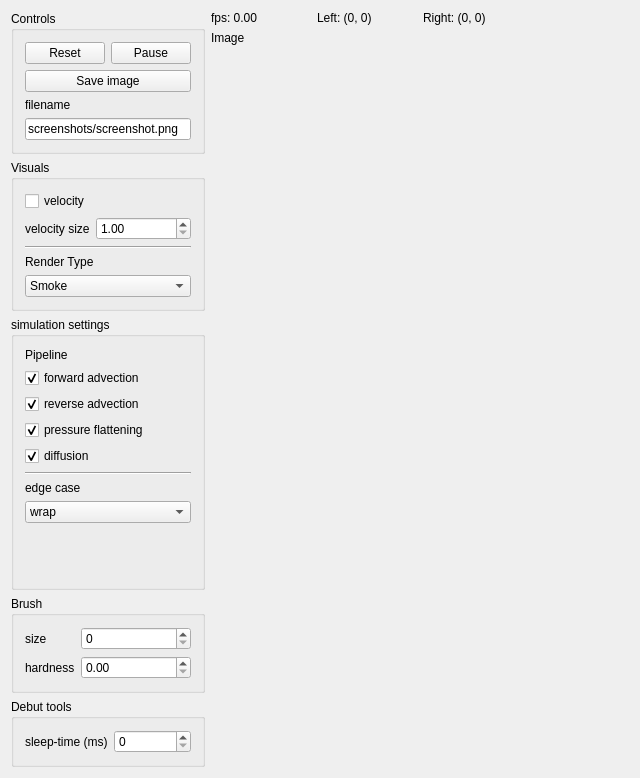
Above: mainwindow.ui from loosstef/grid-based-fluid-simulator before the change. Below: the same form after it.
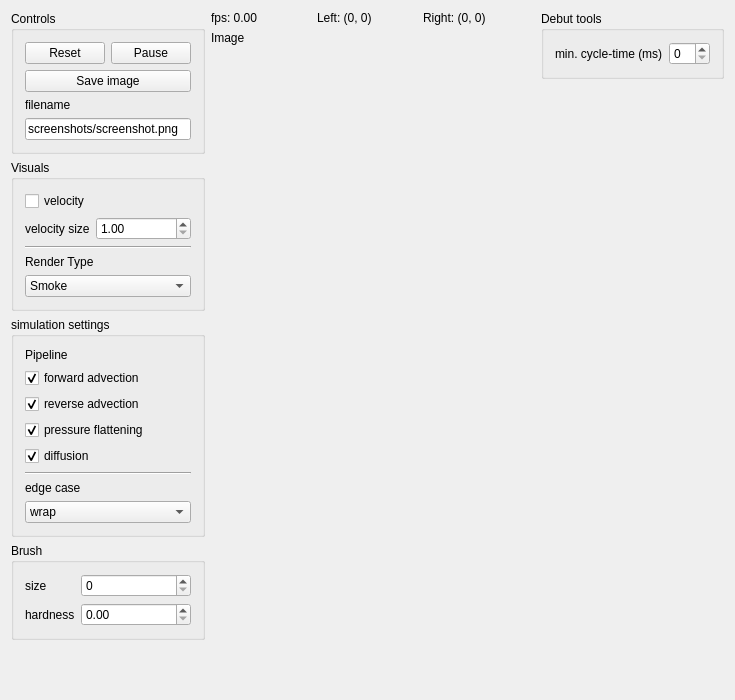
That is the form after the change. Custom widgets are drawn as their Qt base class.

Commit message: users can now choose how long each loop should take minimum

Patch:
```diff
--- a/mainwindow.ui
+++ b/mainwindow.ui
@@ -9,8 +9,8 @@
    <rect>
     <x>0</x>
     <y>0</y>
-    <width>640</width>
-    <height>778</height>
+    <width>735</width>
+    <height>700</height>
    </rect>
   </property>
   <property name="sizePolicy">
@@ -29,9 +29,9 @@
      <height>0</height>
     </size>
    </property>
-   <layout class="QHBoxLayout" name="horizontalLayout_3" stretch="0,1">
+   <layout class="QHBoxLayout" name="horizontalLayout_3" stretch="0,1,0">
     <item>
-     <layout class="QVBoxLayout" name="verticalLayout" stretch="0,0,0,0,0">
+     <layout class="QVBoxLayout" name="verticalLayout" stretch="0,0,0,1">
       <item>
        <widget class="QGroupBox" name="horizontalGroupBox">
         <property name="title">
@@ -248,7 +248,7 @@
         </layout>
        </widget>
       </item>
-      <item>
+      <item alignment="Qt::AlignTop">
        <widget class="QGroupBox" name="groupBox_3">
         <property name="title">
          <string>Brush</string>
@@ -294,29 +294,6 @@
         </layout>
        </widget>
       </item>
-      <item>
-       <widget class="QGroupBox" name="verticalGroupBox">
-        <property name="title">
-         <string>Debut tools</string>
-        </property>
-        <layout class="QVBoxLayout" name="verticalLayout_6">
-         <item>
-          <layout class="QFormLayout" name="formLayout_4">
-           <item row="0" column="0">
-            <widget class="QLabel" name="label_8">
-             <property name="text">
-              <string>sleep-time (ms)</string>
-             </property>
-            </widget>
-           </item>
-           <item row="0" column="1">
-            <widget class="QSpinBox" name="sleepPerLoopInput"/>
-           </item>
-          </layout>
-         </item>
-        </layout>
-       </widget>
-      </item>
      </layout>
     </item>
     <item>
@@ -391,6 +368,33 @@
       </item>
      </layout>
     </item>
+    <item>
+     <layout class="QVBoxLayout" name="verticalLayout_7">
+      <item alignment="Qt::AlignLeft|Qt::AlignTop">
+       <widget class="QGroupBox" name="verticalGroupBox">
+        <property name="title">
+         <string>Debut tools</string>
+        </property>
+        <layout class="QVBoxLayout" name="verticalLayout_6">
+         <item>
+          <layout class="QFormLayout" name="formLayout_4">
+           <item row="0" column="0">
+            <widget class="QLabel" name="label_8">
+             <property name="text">
+              <string>min. cycle-time (ms)</string>
+             </property>
+            </widget>
+           </item>
+           <item row="0" column="1">
+            <widget class="QSpinBox" name="sleepPerLoopInput"/>
+           </item>
+          </layout>
+         </item>
+        </layout>
+       </widget>
+      </item>
+     </layout>
+    </item>
    </layout>
   </widget>
  </widget>
```
The commit also changes 2 other files.
